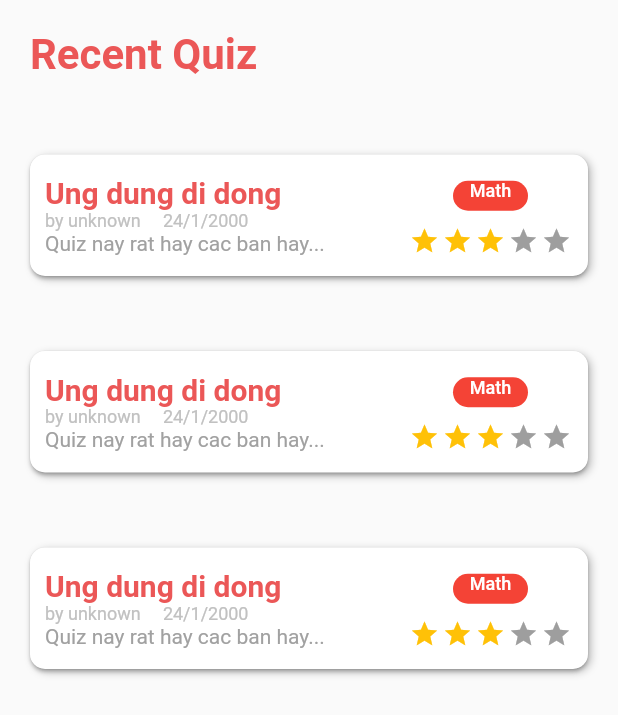
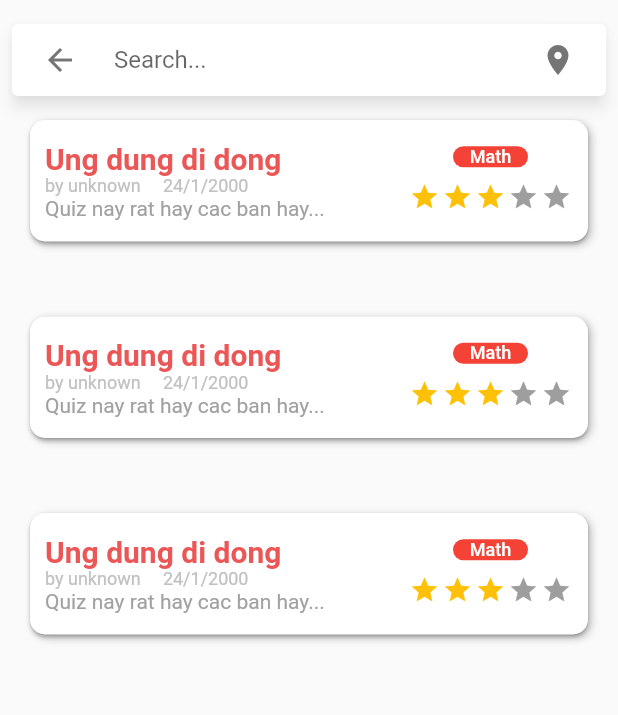
Before and after one commit to thanh123154/quiz_app, a Flutter app: the SearchPage screen opened directly, on a phone screen of 412 x 824 dp. Shown: the top 715 px of the screen. Run offline on Flutter 3.47's test engine with Material 2 defaults, Android fonts, the phone set to English and light mode, and no system bars; drawn by our look-alikes of flutter_rating_bar, material_floating_search_bar; our stand-ins replace flutter_svg.

Commit message:
bug search
fdsfdsfsd

```diff
--- a/lib/layouts/bottoms/HomePage.dart
+++ b/lib/layouts/bottoms/HomePage.dart
@@ -105,7 +105,7 @@ class _HomePageState extends State<HomePage> {
               Container(
                 width: 50,
                 margin: EdgeInsets.only(top: 5, bottom: 10),
-                height: 20,
+                padding: EdgeInsets.all(2),
                 decoration: BoxDecoration(
                   borderRadius: BorderRadius.circular(10),
                   color: Colors.red,
--- a/lib/layouts/bottoms/SearchPage.dart
+++ b/lib/layouts/bottoms/SearchPage.dart
@@ -1,5 +1,6 @@
 import 'package:flutter/material.dart';
 import 'package:flutter_rating_bar/flutter_rating_bar.dart';
+import 'package:material_floating_search_bar/material_floating_search_bar.dart';
 
 class SearchPage extends StatefulWidget {
   const SearchPage({Key key}) : super(key: key);
@@ -12,28 +13,85 @@ class _SearchPageState extends State<SearchPage> {
   @override
   Widget build(BuildContext context) {
     return Scaffold(
-      body: ListView(
-        children: [
+      resizeToAvoidBottomInset: true,
+      body: Container(
+        margin: EdgeInsets.only(top: 10),
+        child: Stack(fit: StackFit.loose, children: [
+          SizedBox(height: 10),
           article(),
-          Container(
-            height: 150,
-            child: ListView(
-              scrollDirection: Axis.horizontal,
-              children: [
-                // card(color: Colors.white),
-                // card(color: Colors.white),
-                // card(color: Colors.white),
-                // card(color: Colors.white),
-                // card(color: Colors.white),
-                // card(color: Colors.white),
-                // card(color: Colors.white),
-              ],
-            ),
-          ),
-        ],
+          SizedBox(height: 10),
+          buildFloatingSearchBar(context),
+        ]),
       ),
     );
   }
+}
+
+Widget buildFloatingSearchBar(BuildContext context) {
+  final isPortrait = MediaQuery.of(context).orientation == Orientation.portrait;
+
+  List<Widget> children = [];
+
+  for (var i = 0; i < 10; i++) {
+    if (i % 2 == 0) {
+      children.add(Container(
+        height: 100,
+        color: Colors.white,
+      ));
+    } else {
+      children.add(Container(
+        height: 100,
+        color: Colors.red[400],
+      ));
+    }
+  }
+
+  return FloatingSearchBar(
+    hint: 'Search...',
+    scrollPadding: const EdgeInsets.only(top: 16, bottom: 56),
+    transitionDuration: const Duration(milliseconds: 800),
+    transitionCurve: Curves.easeInOut,
+    physics: const BouncingScrollPhysics(),
+    axisAlignment: isPortrait ? 0.0 : -1.0,
+    openAxisAlignment: 0.0,
+    width: isPortrait ? 600 : 500,
+    debounceDelay: const Duration(milliseconds: 500),
+
+    onQueryChanged: (query) {
+      // Call your model, bloc, controller here.
+    },
+    // Specify a custom transition to be used for
+    // animating between opened and closed stated.
+    transition: CircularFloatingSearchBarTransition(),
+    actions: [
+      FloatingSearchBarAction(
+        showIfOpened: false,
+        child: CircularButton(
+          icon: const Icon(Icons.place),
+          onPressed: () {},
+        ),
+      ),
+      FloatingSearchBarAction.searchToClear(
+        showIfClosed: false,
+      ),
+    ],
+    builder: (context, transition) {
+      return ClipRRect(
+        borderRadius: BorderRadius.circular(8),
+        child: Material(
+          color: Colors.white,
+          elevation: 4.0,
+          child: Column(
+            mainAxisSize: MainAxisSize.min,
+            // children: Colors.accents.map((color) {
+            //   return Container(height: 100, color: color);
+            // }).toList(),
+            children: children,
+          ),
+        ),
+      );
+    },
+  );
 }
 
 Widget article() {
@@ -41,7 +99,7 @@ Widget article() {
     crossAxisAlignment: CrossAxisAlignment.start,
     children: [
       Container(
-        child: articleName(),
+        // child: articleName(),
         margin: EdgeInsets.only(top: 20, left: 20, bottom: 20),
       ),
       SizedBox(height: 10),
@@ -97,7 +155,7 @@ Widget articleContent() {
             Container(
               width: 50,
               margin: EdgeInsets.only(top: 5, bottom: 10),
-              height: 20,
+              // height: 20,
               decoration: BoxDecoration(
                 borderRadius: BorderRadius.circular(10),
                 color: Colors.red,
@@ -135,24 +193,24 @@ Widget articleContent() {
   );
 }
 
-Widget articleName() {
-  return Column(
-    crossAxisAlignment: CrossAxisAlignment.start,
-    children: [
-      Container(
-        // margin: EdgeInsets.only(top: 20, left: 20, bottom: 20),
-        child: Text(
-          "Recent Quiz",
-          style: TextStyle(
-            fontSize: 28,
-            color: Color(0xffeb5757),
-            fontWeight: FontWeight.bold,
-          ),
-        ),
-      )
-    ],
-  );
-}
+// Widget articleName() {
+//   return Column(
+//     crossAxisAlignment: CrossAxisAlignment.start,
+//     children: [
+//       Container(
+//         // margin: EdgeInsets.only(top: 20, left: 20, bottom: 20),
+//         child: Text(
+//           "Recent Quiz",
+//           style: TextStyle(
+//             fontSize: 28,
+//             color: Color(0xffeb5757),
+//             fontWeight: FontWeight.bold,
+//           ),
+//         ),
+//       )
+//     ],
+//   );
+// }
 
 Widget card({Color color}) {
   return Container(
--- a/lib/main.dart
+++ b/lib/main.dart
@@ -2,7 +2,7 @@ import 'package:flutter/material.dart';
 import 'package:quiz_app/layouts/MainPage.dart';
 import 'package:quiz_app/layouts/auths/SignupPage.dart';
 import 'package:quiz_app/layouts/auths/loginPage.dart';
-import 'package:quiz_app/layouts/question/NewQuestion.dart';
+// import 'package:quiz_app/layouts/question/NewQuestion.dart';
 import 'package:quiz_app/layouts/questionnaire/NewQuestionnaire.dart';
 import 'package:quiz_app/utils/myColors.dart';
 
--- a/pubspec.yaml
+++ b/pubspec.yaml
@@ -22,9 +22,13 @@ environment:
 
 dependencies:
   flutter_rating_bar: ^4.0.0
+
   flutter:
     sdk: flutter
   flutter_svg: ^0.19.3
+  material_floating_search_bar: ^0.3.3
+
+
 
   # The following adds the Cupertino Icons font to your application.
   # Use with the CupertinoIcons class for iOS style icons.
```
Also changed, not shown: pubspec.lock.
